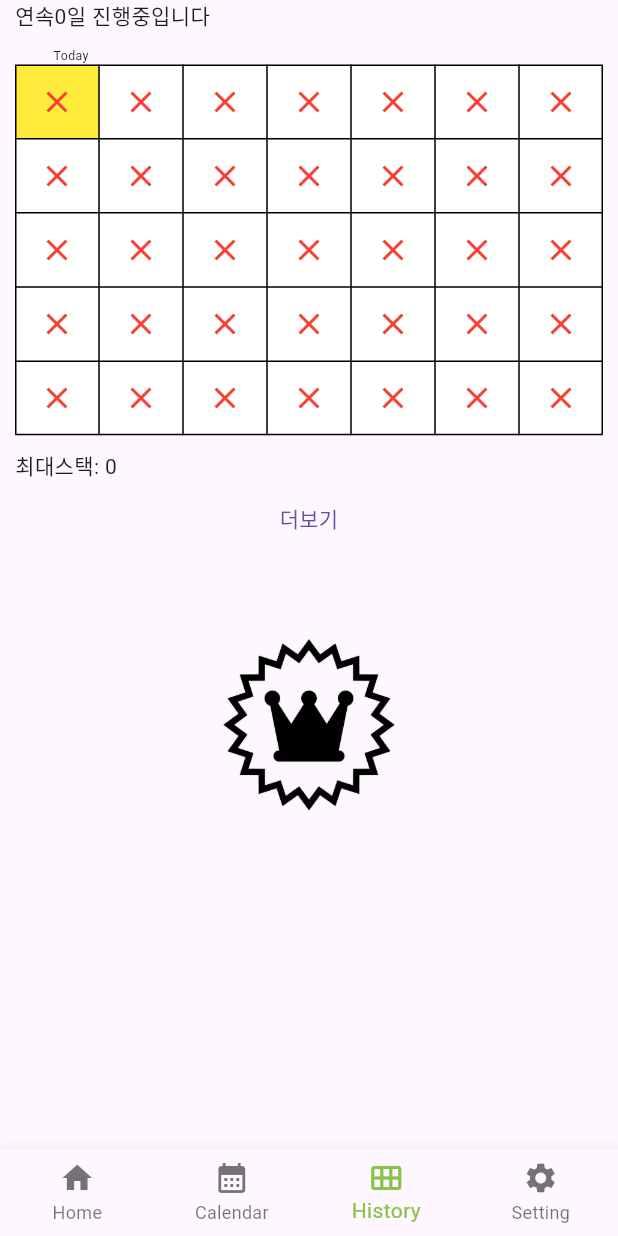
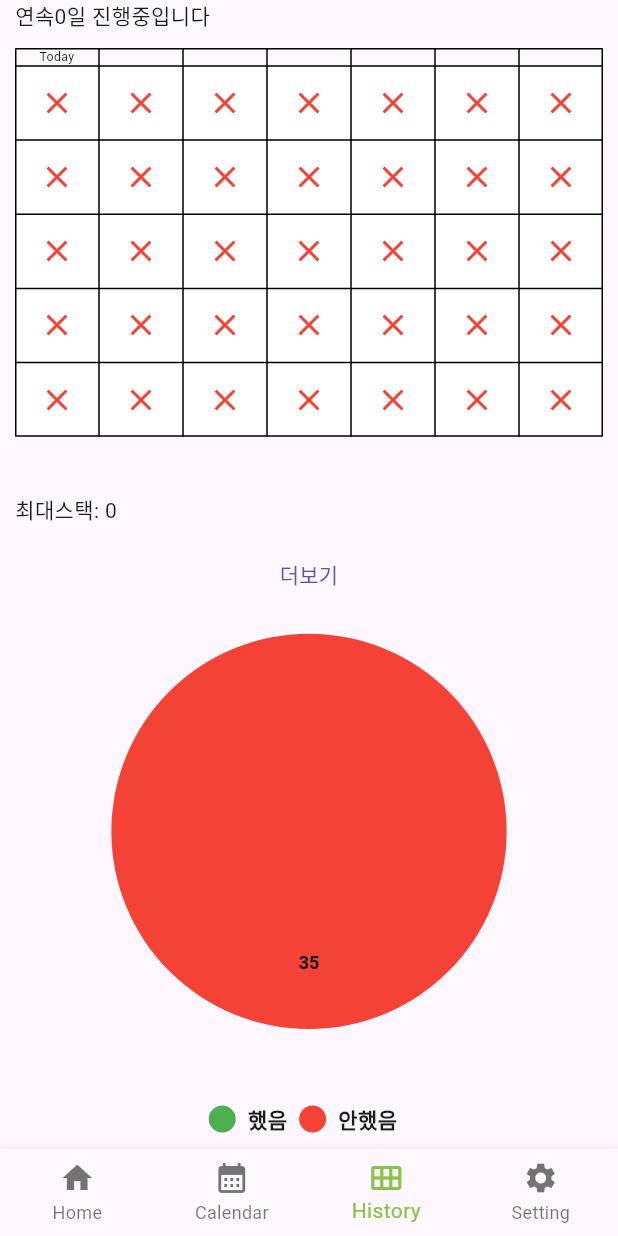
Before and after one commit to kuper0201/TimeBoxing_Fork, a Flutter app: the screen it shows after launch, item 3 of the bottom bar chosen, on a phone screen of 412 x 824 dp. Run offline on Flutter 3.47's test engine with Material 3 defaults, Android fonts, the phone set to English and light mode, and no system bars; drawn by our look-alikes of pie_chart; our stand-ins replace drift, equatable, flutter_datetime_picker_plus, syncfusion_flutter_calendar; missing offline and left inert: dart:ffi, desktop_window, split_view, word_break_text; accounts and stored records are empty; generated files the repository leaves out were written again.

Commit message:
update history

```diff
--- a/lib/History.dart
+++ b/lib/History.dart
@@ -1,6 +1,7 @@
 import 'dart:ffi';
 
 import 'package:flutter/material.dart';
+import 'package:pie_chart/pie_chart.dart';
 import 'package:time_boxing/DB/database.dart';
 import 'package:time_boxing/MoreHistoryView.dart';
 
@@ -25,6 +26,9 @@ class _HistoryViewState extends State<HistoryView> {
 
   //최대 stack 저장빈값
   int maxstack = 0;
+
+  int check = 0;
+  int uncheck = 0;
 
   Mydatabase db = Mydatabase.instance;
 
@@ -57,20 +61,20 @@ Future<List<ZandiInfoData>> getZandi35Ago() async {
       builder: (context, snapshot) {
         if (!snapshot.hasData) {
           //로딩 애니메이션
-          return CircularProgressIndicator();
+          return const CircularProgressIndicator();
         } else if (snapshot.hasError) {
-          return Padding(padding: const EdgeInsets.all(8.0),
+          return Padding(
+            padding: const EdgeInsets.all(8.0),
             child: Text(
               //에러일경우 에러메세지 출력
               'Error ${snapshot.error}',
-            style: TextStyle(fontSize: 15)
+              style: const TextStyle(fontSize: 15)
             ),
           );
         } else {
           //데이터를 정상적으로 받아올경우
           List<ZandiInfoData> ZandiData = snapshot.data![0] as List<ZandiInfoData>;
           maxstack = snapshot.data![1] as int;
-
 
           //연속일자 값 저장 최근값이 오늘날짜인지 확인 list.first.date에 현재스택값-1 값 더한값이 오늘이랑 같을경우 연속일자 가져옴
           if((ZandiData[ZandiData.length-1].date.add(Duration(days: ZandiData[ZandiData.length-1].stack - 1)))==today) {
@@ -81,25 +85,40 @@ Future<List<ZandiInfoData>> getZandi35Ago() async {
           List<ZandiInfoConvert> converted = ZandiData.map((d) => ZandiInfoConvert(date: (today.difference(d.date).inDays), stack: d.stack)).toList();
           List<bool> items = List.generate(maxStreakSize, (idx) => false);
 
+          check = 0;
+          uncheck = 0;
+
           int idx = 0;
           label : for(final d in converted) {
             idx = d.date - d.stack + 1;
             for(int i = 0; i < d.stack; i++) {
               if(idx >= maxStreakSize) break label;
+              check += 1;
               items[idx] = true;
               idx++;
             }
           }
 
+          uncheck = maxStreakSize - check;
+
           //테이블 그리기
           return Column(
+            children:[
+              Expanded(flex: 1, child: Container(width: double.infinity, child: Text("연속$currentStack일 진행중입니다", textAlign: TextAlign.start))),
+              Expanded(
+                flex: 9,
+                child: Table(
+                  border: TableBorder.all(),
+                  children: List<TableRow>.generate(6, (rowIndex) {
+                    if(rowIndex == 0) {
+                      return TableRow(
+                        children: List.generate(7, (colIndex) {
+                          if(colIndex == 0) return Container(child: Center(child: Text(style: TextStyle(fontSize: MediaQuery.of(context).size.width*0.3/15), "Today", textAlign: TextAlign.center,)));
+                          return Container();
+                        }),
+                      );
+                    }
 
-           children:[
-            Container(width: double.infinity, child: Text("연속$currentStack일 진행중입니다")),
-            Container(width: double.infinity, padding: EdgeInsets.only(left: 5+MediaQuery.of(context).size.width/20,top:10), child: Text(style: TextStyle(fontSize: MediaQuery.of(context).size.width*0.3/15),"Today")),
-            Table(
-            border: TableBorder.all(),
-            children: List<TableRow>.generate(5, (rowIndex) {
                     return TableRow(
                       children: List<Widget>.generate(7, (colIndex) {
                         int itemIndex = rowIndex * 7 + colIndex;
@@ -120,22 +139,36 @@ Future<List<ZandiInfoData>> getZandi35Ago() async {
                     );
                   }),
                 ),
-           Container(padding: EdgeInsets.only(top: 10), width: double.infinity, child: Text("최대스택: $maxstack")),
-          ]);
+              ),
+              Container(padding: const EdgeInsets.only(top: 10), width: double.infinity, child: Text("최대스택: $maxstack")),
+              Expanded(flex: 2, child: TextButton(onPressed:(){ Navigator.push(context, MaterialPageRoute(builder: (context) => const MoreHistoryView(),));}, child: const Text("더보기"))),
+              Expanded(
+                flex: 11,
+                child: PieChart(
+                  initialAngleInDegree: -90,
+                  colorList: const [Colors.green, Colors.red],
+                  dataMap: {'했음': check.toDouble(), '안했음': uncheck.toDouble()},
+                  legendOptions: const LegendOptions(
+                    legendPosition: LegendPosition.bottom,
+                    showLegendsInRow: true
+                  ),
+                  chartValuesOptions: const ChartValuesOptions(
+                    showChartValueBackground: false,
+                    decimalPlaces: 0
+                  ),
+                )
+              ),
+            ]
+          );
         }
       }
     );
   }
+
   @override
   Widget build(BuildContext context) {
     return Scaffold(
-      body: Column(
-          children: [
-            Container(padding: EdgeInsets.only(left:10,right: 10), child: getCustomTable()),
-            TextButton(onPressed:(){  Navigator.push(context, MaterialPageRoute(builder: (context) => const MoreHistoryView(),));}, child: Text("더보기")),
-            Container(padding: EdgeInsets.only(top:50), child: Image.asset('assets/images/crown.png',height: 128,width: 128))
-          ],
-      )
+      body: Container(padding: const EdgeInsets.only(left:10,right: 10), child: getCustomTable()),
     );
   }
 }
--- a/lib/Home.dart
+++ b/lib/Home.dart
@@ -5,7 +5,6 @@ import 'package:time_boxing/DB/database.dart';
 import 'package:time_boxing/home_steps/StepViewPage.dart';
 import 'package:time_boxing/home_steps/data/PlanTime.dart';
 import 'package:word_break_text/word_break_text.dart';
-import 'package:wrapped_korean_text/wrapped_korean_text.dart';
 
 class HomeView extends StatefulWidget {
   const HomeView({super.key});
--- a/pubspec.yaml
+++ b/pubspec.yaml
@@ -60,6 +60,7 @@ dependencies:
   desktop_window: ^0.4.0
 
   word_break_text: any
+  pie_chart: ^5.4.0
 
 dev_dependencies:
 #db dependencies
```
Also changed, not shown: 1 other file. Lines whose indentation alone changed are shown as unchanged.
